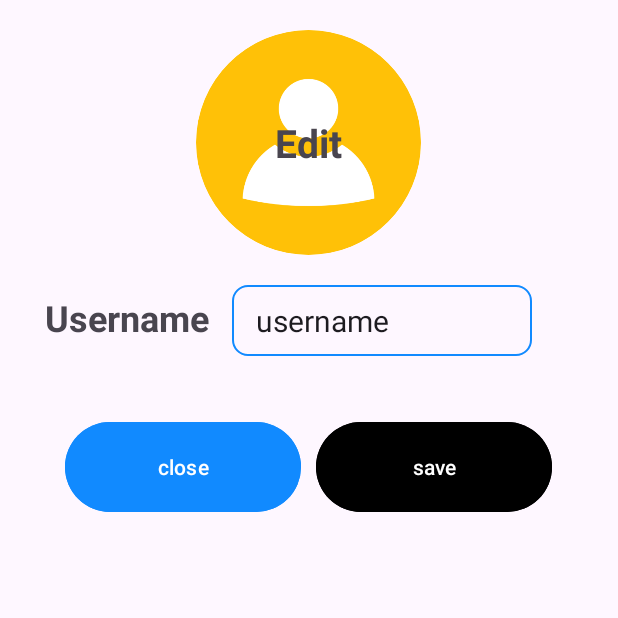
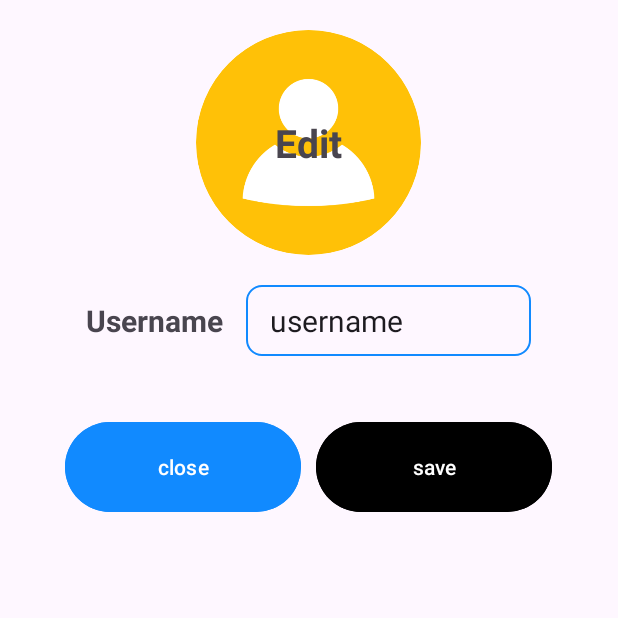
Before and after one commit to ChakraHs/Tasks-Management-Mobile-App-JAVA-ME, an Android app: the fragment EventsFragment placed in its activity, after a tap on "username", on a phone screen of 412 x 824 dp, the top half of it. Run offline under Robolectric (Android 15) with nearby library versions, the phone set to English and light mode, and no system bars; our stand-ins replace CircleImageView, Firebase (no records; nobody signed in at launch, a user with empty details on screens opened directly), Picasso.

Commit message:
add event recycler view

```diff
--- a/app/src/main/java/com/example/mytask/fragments/EventsFragment.java
+++ b/app/src/main/java/com/example/mytask/fragments/EventsFragment.java
@@ -1,45 +1,83 @@
 package com.example.mytask.fragments;
 
 import android.os.Bundle;
-
-import androidx.fragment.app.Fragment;
-import androidx.recyclerview.widget.RecyclerView;
-
 import android.view.LayoutInflater;
 import android.view.View;
 import android.view.ViewGroup;
-import android.widget.ImageButton;
-
+import android.widget.ProgressBar;
+import androidx.fragment.app.Fragment;
+import androidx.recyclerview.widget.LinearLayoutManager;
+import androidx.recyclerview.widget.RecyclerView;
 import com.example.mytask.R;
-import com.google.android.material.floatingactionbutton.FloatingActionButton;
+import com.example.mytask.Utility;
+import com.example.mytask.adapters.EventAdapter;
+import com.example.mytask.models.Event;
+import com.firebase.ui.firestore.FirestoreRecyclerOptions;
+import com.google.firebase.firestore.FirebaseFirestore;
+import com.google.firebase.firestore.Query;
 
 public class EventsFragment extends Fragment {
 
-    ImageButton addTaskBtn;
-    RecyclerView recyclerView;
+    private ProgressBar progressBar;
+    private RecyclerView eventsRecyclerView;
+    private EventAdapter eventAdapter;
+    private FirebaseFirestore db;
 
     public EventsFragment() {
         // Required empty public constructor
     }
 
-    public static EventsFragment newInstance(String param1, String param2) {
-        EventsFragment fragment = new EventsFragment();
-        Bundle args = new Bundle();
-        return fragment;
-    }
-
     @Override
     public void onCreate(Bundle savedInstanceState) {
         super.onCreate(savedInstanceState);
-        if (getArguments() != null) {
-
-        }
+        db = FirebaseFirestore.getInstance();
     }
 
     @Override
     public View onCreateView(LayoutInflater inflater, ViewGroup container,
                              Bundle savedInstanceState) {
         // Inflate the layout for this fragment
-        return inflater.inflate(R.layout.fragment_events, container, false);
+        View view = inflater.inflate(R.layout.fragment_events, container, false);
+
+        progressBar = view.findViewById(R.id.progress_bar);
+        eventsRecyclerView = view.findViewById(R.id.recycler_view);
+
+        // Initially, show the progress bar and hide the RecyclerView
+        progressBar.setVisibility(View.VISIBLE);
+        eventsRecyclerView.setVisibility(View.GONE);
+
+        setupRecyclerView();
+
+        return view;
+    }
+
+    private void setupRecyclerView() {
+        Query query = Utility.getCollectionReferenceForEvent().orderBy("timestamp", Query.Direction.DESCENDING);
+        FirestoreRecyclerOptions<Event> options = new FirestoreRecyclerOptions.Builder<Event>()
+                .setQuery(query, Event.class).build();
+        eventsRecyclerView.setLayoutManager(new LinearLayoutManager(getActivity()));
+        eventAdapter = new EventAdapter(options, getActivity());
+        eventsRecyclerView.setAdapter(eventAdapter);
+
+        // Hide the progress bar
+        progressBar.setVisibility(View.GONE);
+        // Show the RecyclerView
+        eventsRecyclerView.setVisibility(View.VISIBLE);
+    }
+
+    @Override
+    public void onStart() {
+        super.onStart();
+        if (eventAdapter != null) {
+            eventAdapter.startListening();
+        }
+    }
+
+    @Override
+    public void onStop() {
+        super.onStop();
+        if (eventAdapter != null) {
+            eventAdapter.stopListening();
+        }
     }
 }
--- a/app/src/main/res/layout/activity_profile.xml
+++ b/app/src/main/res/layout/activity_profile.xml
@@ -32,24 +32,25 @@
     </RelativeLayout>
 
     <LinearLayout
-        android:layout_width="match_parent"
+        android:layout_width="wrap_content"
         android:layout_height="wrap_content"
         android:id="@+id/username_container"
         android:layout_below="@+id/image_container"
         android:paddingHorizontal="30dp"
         android:layout_marginVertical="20dp"
+        android:layout_centerHorizontal="true"
         >
         <TextView
             android:id="@+id/chang_profile_btn"
             android:text="Username"
             android:layout_centerHorizontal="true"
-            android:textSize="24sp"
+            android:textSize="20sp"
             android:textStyle="bold"
             android:layout_width="wrap_content"
             android:layout_height="wrap_content"
             />
         <EditText
-            android:layout_width="200dp"
+            android:layout_width="190dp"
             android:layout_height="wrap_content"
             android:id="@+id/username_edit_text"
             android:background="@drawable/rounded_corner"
```
Also changed, not shown: app/src/main/java/com/example/mytask/adapters/EventAdapter.java (added, +69 -0 lines), app/src/main/res/layout/activity_main.xml (+5 -2 lines), app/src/main/res/layout/fragment_events.xml (+19 -8 lines), app/src/main/res/layout/recycler_event_item.xml (added, +68 -0 lines), 1 other file.
